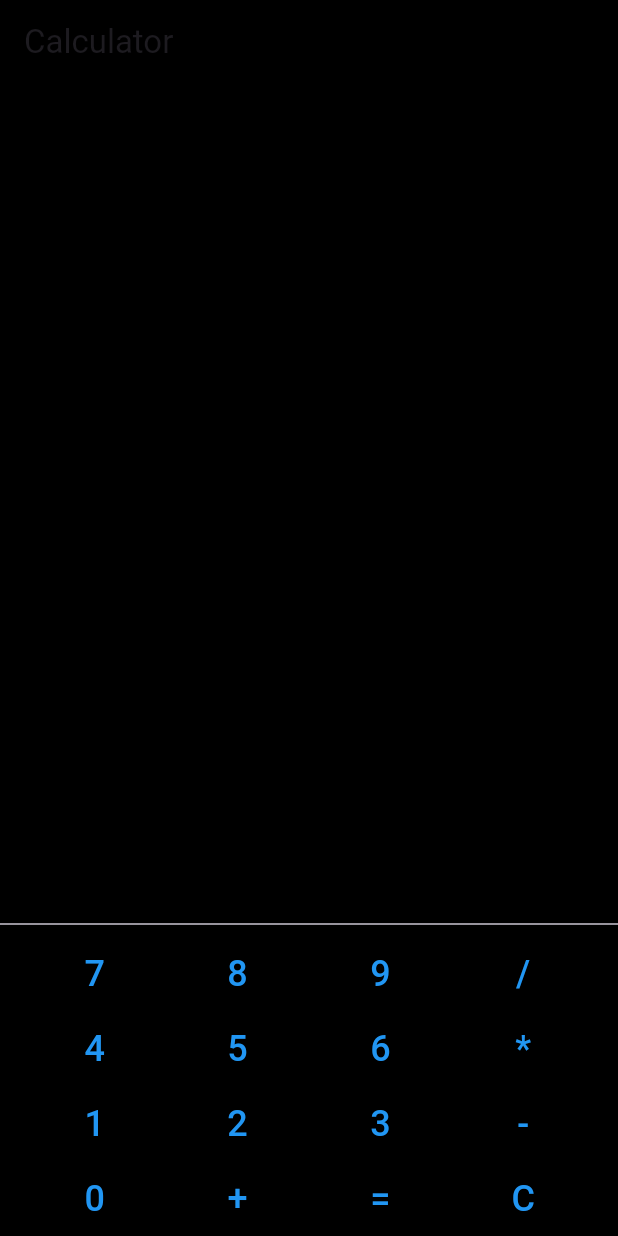
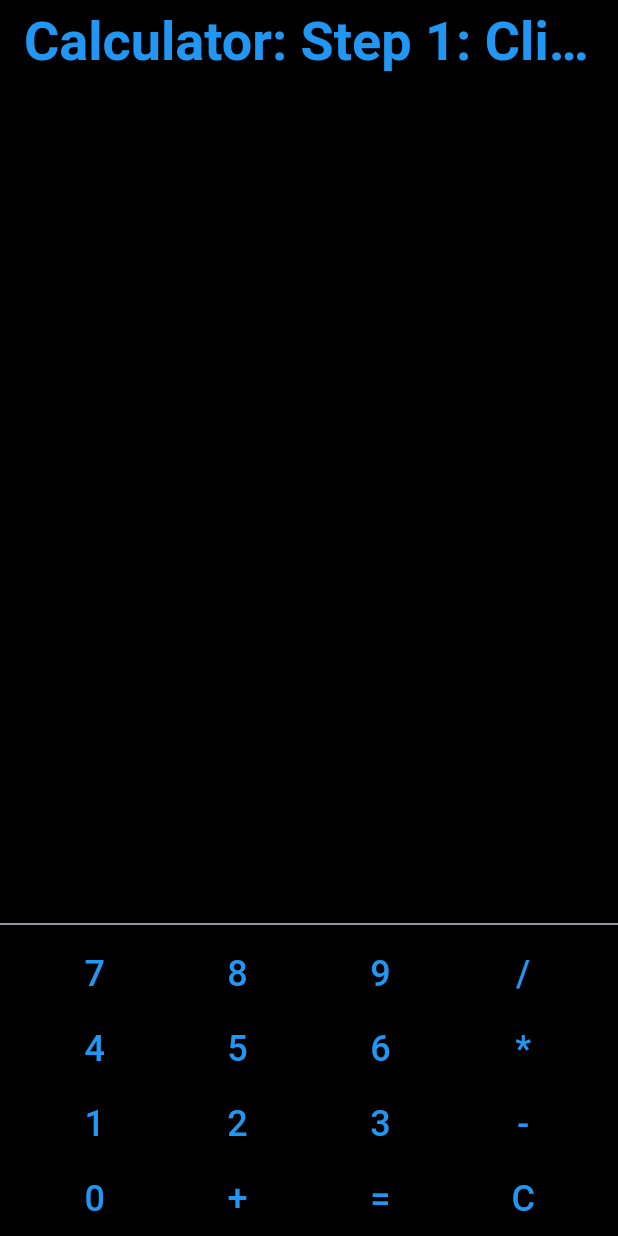
Before and after one commit to JohnPhamMobileApp/CalculatorApp, a Flutter app: the screen it shows after launch, on a phone screen of 412 x 824 dp. Run offline on Flutter 3.47's test engine with Material 3 defaults, Android fonts, the phone set to English and light mode, and no system bars.

Commit message:
added colors and steps

```diff
--- a/lib/main.dart
+++ b/lib/main.dart
@@ -86,7 +86,14 @@ class _CalculatorScreenState extends State<CalculatorScreen> {
     return Scaffold(
       backgroundColor: Colors.black, // Set background color to black
       appBar: AppBar(
-        title: Text('Calculator'),
+        title: Text(
+          'Calculator: Step 1: Click 1 number Step 2: Click Operand Step 4: Click 2nd number Step 5: Click "=" Step 6: "C" to clear',
+          style: TextStyle(
+            color: Colors.blue, // Set title text color to blue
+            fontSize: 36.0, // Set title text size to 36
+            fontWeight: FontWeight.bold, // Make the title bold
+          ),
+        ),
         backgroundColor: Colors.black, // Set AppBar background to black
       ),
       body: Column(
```
